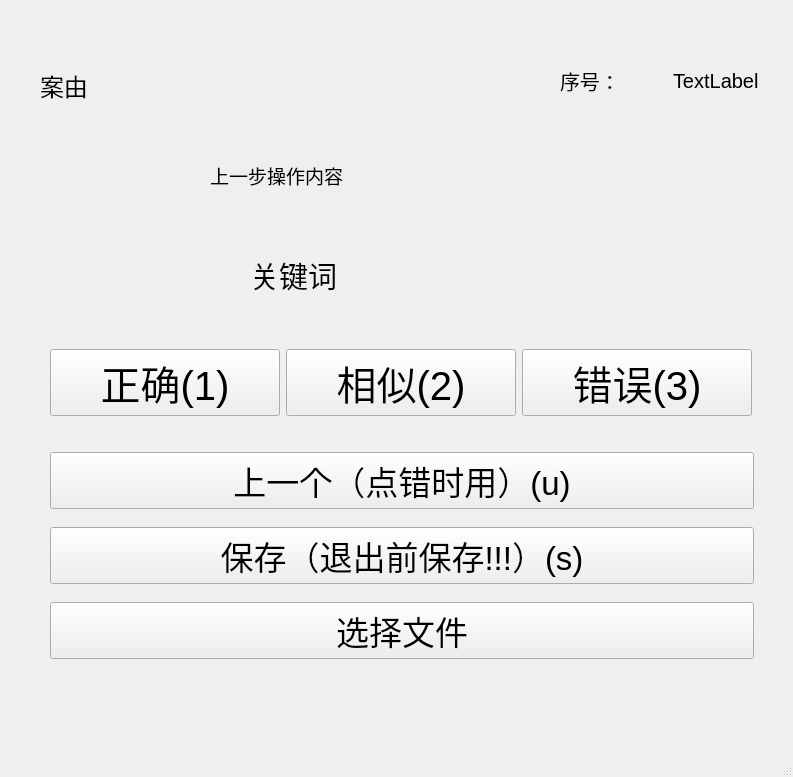
Before: the Qt Designer form DataTaggingTool/form.ui in Wenenen/DataTaggingTool, drawn with Qt 5.
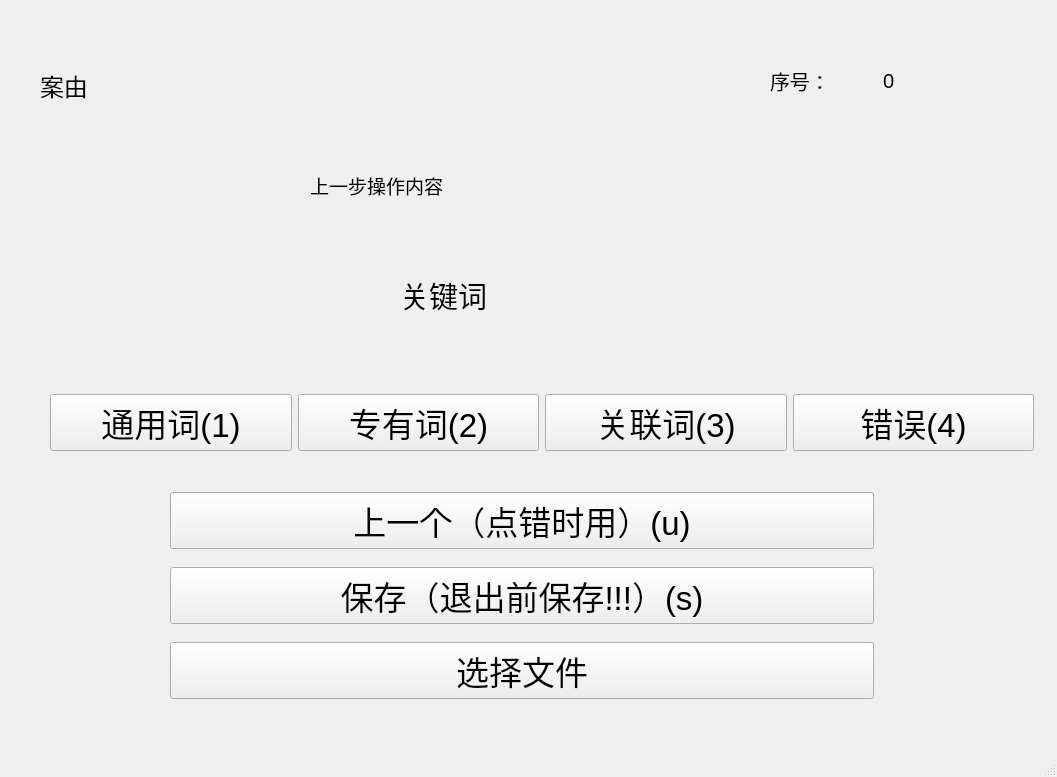
After: the same form once the commit is applied.

Commit message: 增加按钮

The edit to the form file:
```diff
--- a/DataTaggingTool/form.ui
+++ b/DataTaggingTool/form.ui
@@ -6,7 +6,7 @@
    <rect>
     <x>0</x>
     <y>0</y>
-    <width>793</width>
+    <width>1057</width>
     <height>777</height>
    </rect>
   </property>
@@ -17,8 +17,8 @@
    <widget class="QWidget" name="verticalLayoutWidget">
     <property name="geometry">
      <rect>
-      <x>50</x>
-      <y>440</y>
+      <x>170</x>
+      <y>480</y>
       <width>704</width>
       <height>232</height>
      </rect>
@@ -83,8 +83,8 @@
    <widget class="QLabel" name="keyword">
     <property name="geometry">
      <rect>
-      <x>250</x>
-      <y>250</y>
+      <x>400</x>
+      <y>270</y>
       <width>281</width>
       <height>51</height>
      </rect>
@@ -101,7 +101,7 @@
    <widget class="QWidget" name="horizontalLayoutWidget_2">
     <property name="geometry">
      <rect>
-      <x>560</x>
+      <x>770</x>
       <y>50</y>
       <width>220</width>
       <height>61</height>
@@ -128,7 +128,7 @@
         </font>
        </property>
        <property name="text">
-        <string>TextLabel</string>
+        <string>0</string>
        </property>
       </widget>
      </item>
@@ -138,8 +138,8 @@
     <property name="geometry">
      <rect>
       <x>50</x>
-      <y>340</y>
-      <width>702</width>
+      <y>380</y>
+      <width>984</width>
       <height>85</height>
      </rect>
     </property>
@@ -154,11 +154,11 @@
        </property>
        <property name="font">
         <font>
-         <pointsize>30</pointsize>
+         <pointsize>25</pointsize>
         </font>
        </property>
        <property name="text">
-        <string>正确(1)</string>
+        <string>通用词(1)</string>
        </property>
        <property name="iconSize">
         <size>
@@ -172,11 +172,11 @@
       <widget class="QPushButton" name="soso_btn">
        <property name="font">
         <font>
-         <pointsize>30</pointsize>
+         <pointsize>25</pointsize>
         </font>
        </property>
        <property name="text">
-        <string>相似(2)</string>
+        <string>专有词(2)</string>
        </property>
       </widget>
      </item>
@@ -184,11 +184,23 @@
       <widget class="QPushButton" name="no_btn">
        <property name="font">
         <font>
-         <pointsize>30</pointsize>
+         <pointsize>25</pointsize>
         </font>
        </property>
        <property name="text">
-        <string>错误(3)</string>
+        <string>关联词(3)</string>
+       </property>
+      </widget>
+     </item>
+     <item>
+      <widget class="QPushButton" name="error_btn">
+       <property name="font">
+        <font>
+         <pointsize>25</pointsize>
+        </font>
+       </property>
+       <property name="text">
+        <string>错误(4)</string>
        </property>
       </widget>
      </item>
@@ -197,8 +209,8 @@
    <widget class="QLabel" name="backLabel">
     <property name="geometry">
      <rect>
-      <x>210</x>
-      <y>140</y>
+      <x>310</x>
+      <y>150</y>
       <width>491</width>
       <height>71</height>
      </rect>
```
Left out of the diff: 77 changed lines with no effect on the pictures. The commit also changes 5 other files.
